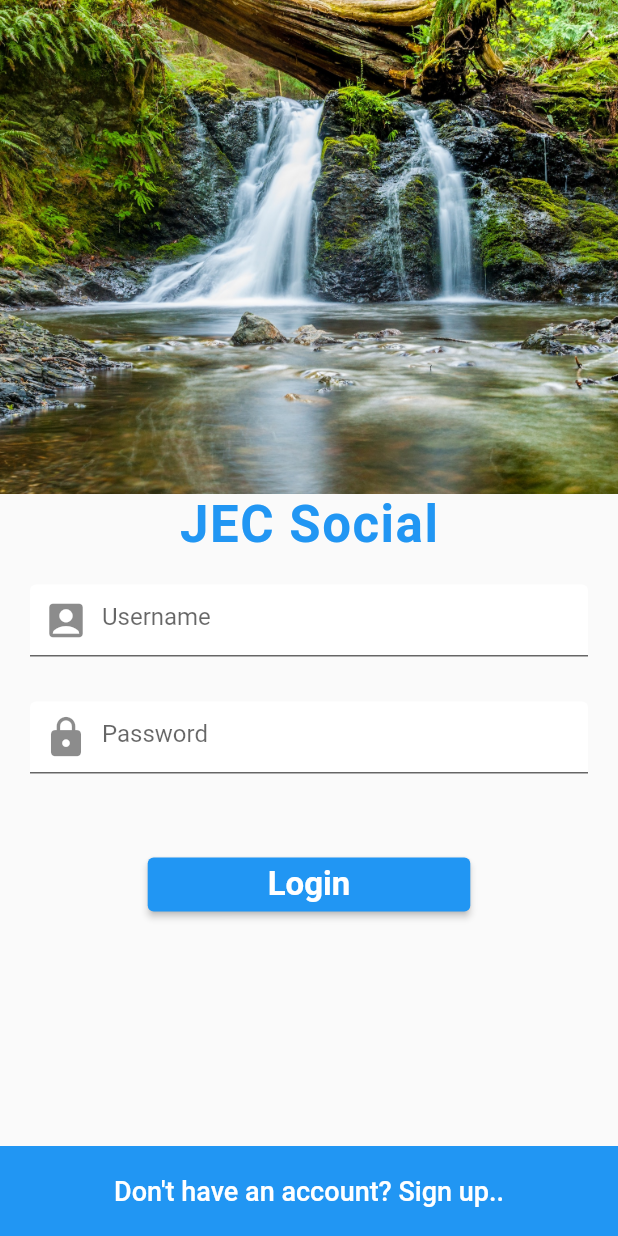
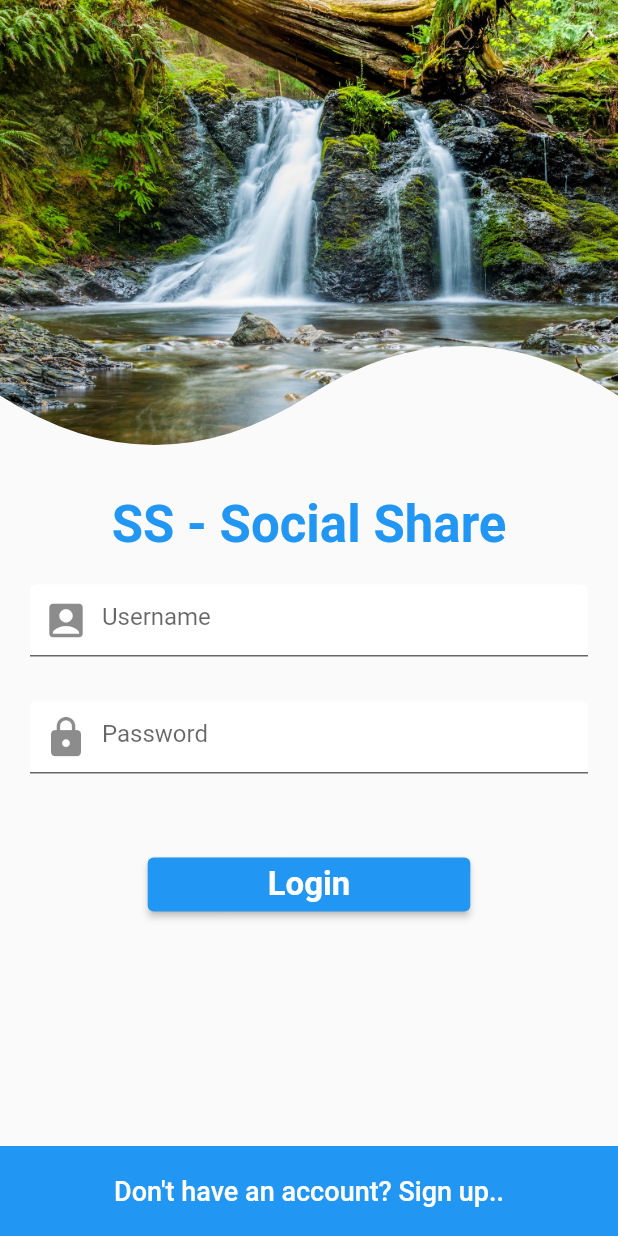
Before and after one commit to jecode93/social_media_app, a Flutter app: the screen it shows after launch, on a phone screen of 412 x 824 dp. Run offline on Flutter 3.47's test engine with Material 2 defaults, Android fonts, the phone set to English and light mode, and no system bars.

Commit message:
Login Screen Custom Clipper

```diff
--- a/lib/screens/login.dart
+++ b/lib/screens/login.dart
@@ -1,4 +1,5 @@
 import 'package:flutter/material.dart';
+import 'package:social_media_app/widgets/curve_clipper.dart';
 
 class LoginScreen extends StatefulWidget {
   const LoginScreen({Key? key}) : super(key: key);
@@ -21,22 +22,24 @@ class _LoginScreenState extends State<LoginScreen> {
           height: hContainer,
           child: Column(
             children: [
-              Image(
-                height: hContainer / 2.5,
-                image: AssetImage(loginImage),
-                fit: BoxFit.cover,
-                width: double.infinity,
+              ClipPath(
+                clipper: CurveClipper(),
+                child: Image(
+                  height: hContainer / 2.5,
+                  image: AssetImage(loginImage),
+                  fit: BoxFit.cover,
+                  width: double.infinity,
+                ),
               ),
               Container(
                 child: Column(
                   children: [
                     Text(
-                      'JEC Social',
+                      'SS - Social Share',
                       style: TextStyle(
                         color: Theme.of(context).primaryColor,
                         fontSize: 34.0,
                         fontWeight: FontWeight.bold,
-                        letterSpacing: 1.0,
                       ),
                     ),
                     SizedBox(
--- /dev/null
+++ b/lib/widgets/curve_clipper.dart
@@ -0,0 +1,36 @@
+import 'package:flutter/material.dart';
+
+class CurveClipper extends CustomClipper<Path> {
+  @override
+  Path getClip(Size size) {
+    Path path = Path();
+    path.lineTo(0, 4 * size.height / 5);
+    Offset curvePoint1 = Offset(size.width / 4, size.height);
+    Offset centerPoint = Offset(size.width / 2, 4 * size.height / 5);
+
+    path.quadraticBezierTo(
+      curvePoint1.dx,
+      curvePoint1.dy,
+      centerPoint.dx,
+      centerPoint.dy,
+    );
+
+    Offset curvePoint2 = Offset(3 * size.width / 4, 3 * size.height / 5);
+    Offset endPoint = Offset(size.width, 4 * size.height / 5);
+
+    path.quadraticBezierTo(
+      curvePoint2.dx,
+      curvePoint2.dy,
+      endPoint.dx,
+      endPoint.dy,
+    );
+    path.lineTo(size.width, 0);
+    path.close();
+    return path;
+  }
+
+  @override
+  bool shouldReclip(covariant CustomClipper<Path> oldClipper) {
+    return false;
+  }
+}
```
